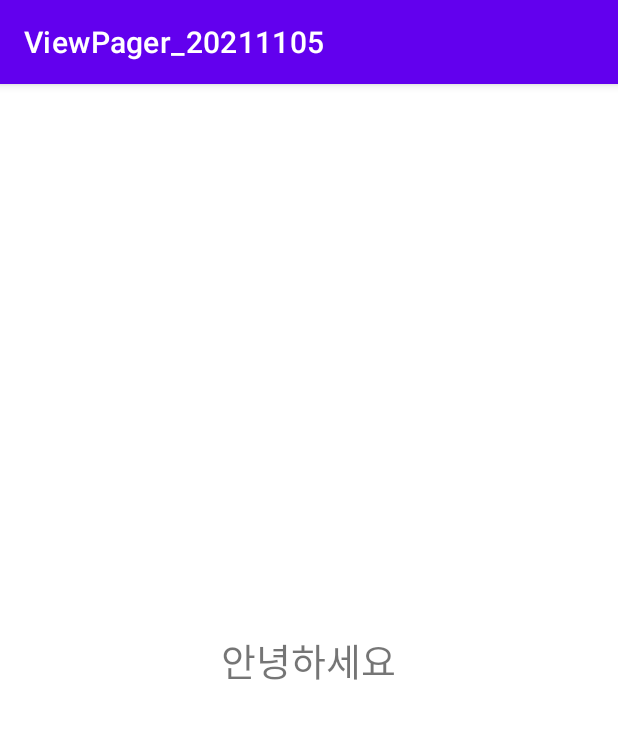
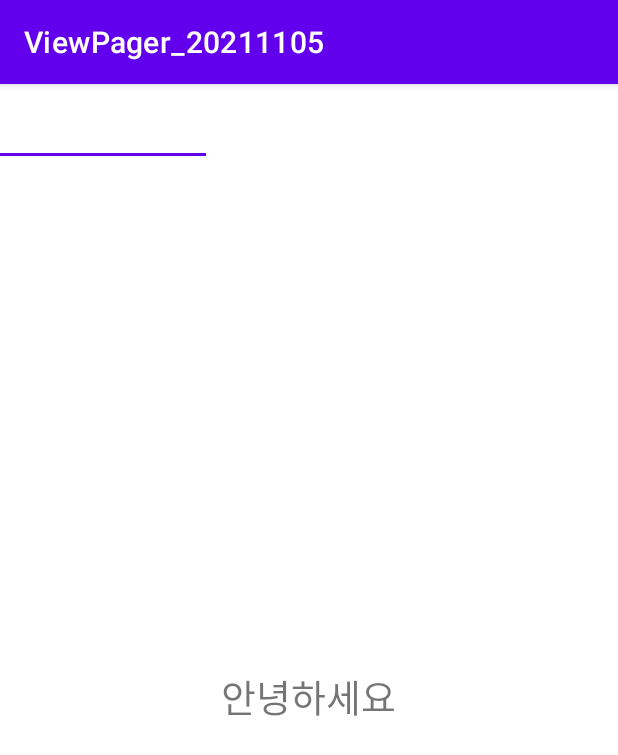
Before and after one commit to ujin-Bang/ViewPager_20211105, an Android app: the screen it shows after launch (MainActivity), on a phone screen of 412 x 824 dp. Shown: the top 755 px of the screen. Run offline under Robolectric (Android 15) with nearby library versions, the phone set to English and light mode, and no system bars.

Commit message:
탭레이아웃/ 뷰페이저 연걸 - 기본세팅

```diff
--- a/app/src/main/java/com/neppplus/viewpager_20211105/MainActivity.kt
+++ b/app/src/main/java/com/neppplus/viewpager_20211105/MainActivity.kt
@@ -25,6 +25,9 @@ class MainActivity : AppCompatActivity() {
     fun setvalues() {
         mvpa = MainviewPagerAdapter(supportFragmentManager)
         mainViewPager.adapter = mvpa
+
+        mainTabLayout.setupWithViewPager(mainViewPager)
+
     }
 
 }
--- a/app/src/main/res/layout/activity_main.xml
+++ b/app/src/main/res/layout/activity_main.xml
@@ -8,6 +8,11 @@
     tools:context=".MainActivity">
 
 
+    <com.google.android.material.tabs.TabLayout
+        android:id="@+id/mainTabLayout"
+        android:layout_width="match_parent"
+        android:layout_height="wrap_content"/>
+
     <androidx.viewpager.widget.ViewPager
         android:layout_width="match_parent"
         android:layout_height="match_parent"
```
